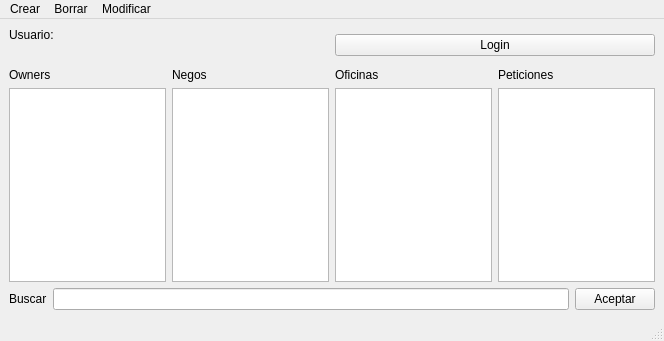
Before: the Qt Designer form source/mainwindow.ui in hugo19941994/ViajeFacil, drawn with Qt 5.
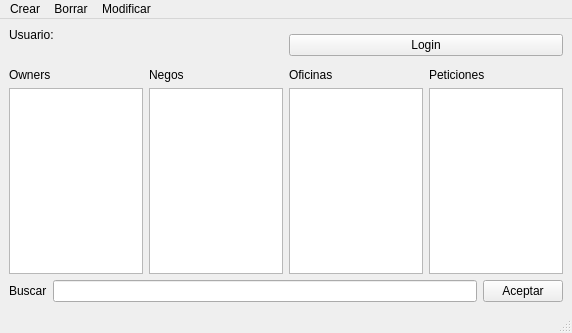
After: the same form once the commit is applied.

Patch:
```diff
--- a/source/mainwindow.ui
+++ b/source/mainwindow.ui
@@ -6,8 +6,8 @@
    <rect>
     <x>0</x>
     <y>0</y>
-    <width>664</width>
-    <height>341</height>
+    <width>572</width>
+    <height>333</height>
    </rect>
   </property>
   <property name="windowTitle">
@@ -136,7 +136,7 @@
     <rect>
      <x>0</x>
      <y>0</y>
-     <width>664</width>
+     <width>572</width>
      <height>20</height>
     </rect>
    </property>
```
Left out of the diff: 64 changed lines with no effect on the pictures.
